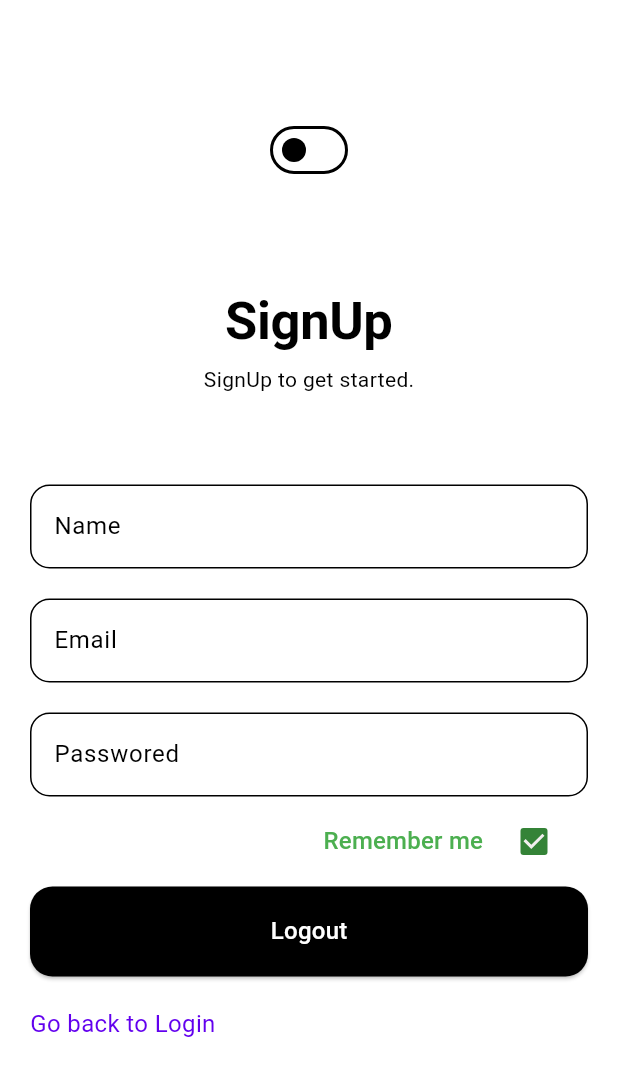
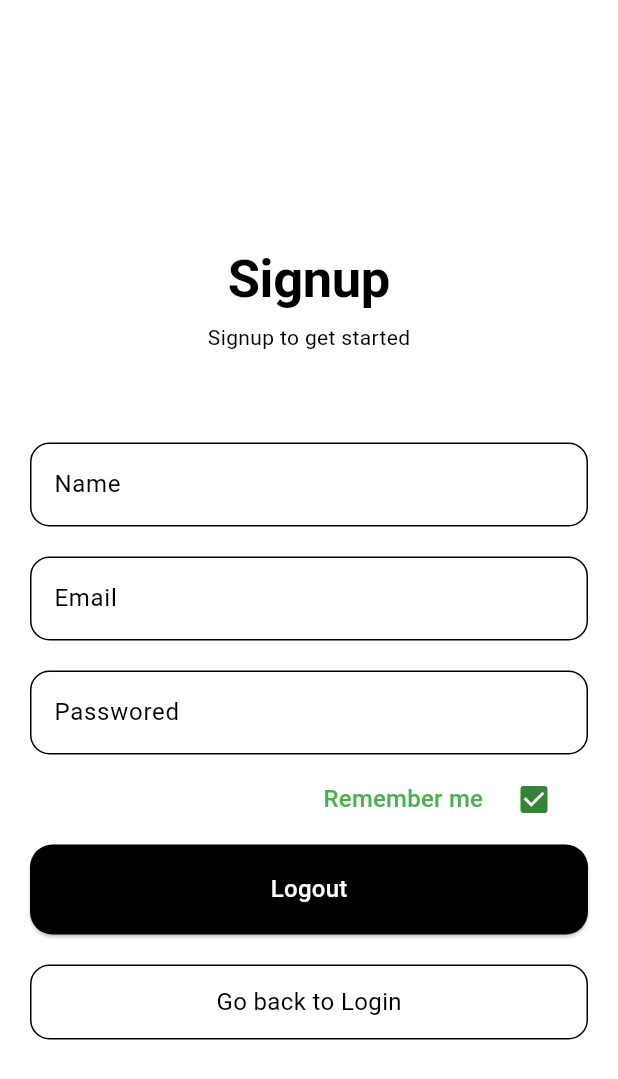
Before and after one commit to AyeshaIdrees123/notes, a Flutter app: the screen it shows after launch, after a tap on "Creat New Account", on a phone screen of 412 x 824 dp. Shown: the top 1079 px of the screen. Run offline on Flutter 3.47's test engine with Material 3 defaults, Android fonts, the phone set to English and light mode, and no system bars; our stand-ins replace cloud_firestore, firebase_auth, firebase_core, flutter_bloc, flutter_slidable, shared_preferences; missing offline and left inert: flutter_overlay_loader; accounts and stored records are empty.

Commit message:
fix theme icon

```diff
--- a/lib/screens/log_in_screen.dart
+++ b/lib/screens/log_in_screen.dart
@@ -137,24 +137,24 @@ class _LoginScreenState extends State<LoginScreen> {
           padding: const EdgeInsets.all(20.0),
           child: Column(
             children: [
-              BlocBuilder<ThemeBloc, ThemeMode>(
-                builder: (ctx, state) {
-                  return Switch(
-                    value: state == ThemeMode.dark,
-                    onChanged: (newvalue) {
-                      ctx.read<ThemeBloc>().add(ToggelEvent());
-                    },
-                  );
-                },
-              ),
-              const SizedBox(height: 70),
+              // BlocBuilder<ThemeBloc, ThemeMode>(
+              //   builder: (ctx, state) {
+              //     return Switch(
+              //       value: state == ThemeMode.dark,
+              //       onChanged: (newvalue) {
+              //         ctx.read<ThemeBloc>().add(ToggelEvent());
+              //       },
+              //     );
+              //   },
+              // ),
+              const SizedBox(height: 90),
               Text(
-                _isLogin ? "LogIn" : "SignUp",
+                _isLogin ? "Login" : "Signup",
                 style: Theme.of(context).textTheme.displayLarge,
               ),
               const SizedBox(height: 10),
               Text(
-                _isLogin ? "Welcom back." : "SignUp to get started.",
+                _isLogin ? "Welcome back" : "Signup to get started",
               ),
               const SizedBox(height: 60),
               Form(
@@ -392,9 +392,23 @@ class _LoginScreenState extends State<LoginScreen> {
                   _passwordController.clear();
                   setState(() {});
                 },
+                child: InkWell(
+                  borderRadius: BorderRadius.circular(13),
+                  onTap: () {
+                    _isLogin = !_isLogin;
+
+                    _nameController.clear();
+                    _emailController.clear();
+                    _passwordController.clear();
+                    setState(() {});
+                  },
                   child: Container(
-                    height: 40,
+                      height: 50,
                       width: double.infinity,
+                      decoration: BoxDecoration(
+                          border: Border.all(
+                              color: Theme.of(context).colorScheme.primary),
+                          borderRadius: BorderRadius.circular(13)),
                       // child: TextButton(
                       //     onPressed: () {
                       // _isLogin = !_isLogin;
@@ -404,12 +418,15 @@ class _LoginScreenState extends State<LoginScreen> {
                       // _passwordController.clear();
                       // setState(() {});
                       //     },
+                      child: Center(
                         child: Text(
                           _isLogin ? "Creat New Account" : "Go back to Login",
                           style: TextStyle(
                               color: Theme.of(context).colorScheme.primary,
                               fontSize: 16),
+                        ),
                       )),
+                ),
               ),
               // )
             ],
--- a/lib/screens/note_detail_screen.dart
+++ b/lib/screens/note_detail_screen.dart
@@ -39,7 +39,7 @@ class _NoteDetailsScreenState extends State<NoteDetailsScreen> {
 
   bool _canEdit = false;
 
-  final decoration = InputDecoration(
+  final decoration = const InputDecoration(
     hintText: '',
     border: InputBorder.none,
     contentPadding: EdgeInsets.symmetric(horizontal: 24, vertical: 10),
@@ -47,7 +47,6 @@ class _NoteDetailsScreenState extends State<NoteDetailsScreen> {
   @override
   Widget build(BuildContext context) {
     return Scaffold(
-      // backgroundColor: const Color.fromRGBO(37, 37, 37, 1),
       body: Column(
         children: [
           const SizedBox(height: 60),
--- a/lib/widgets/app_theme.dart
+++ b/lib/widgets/app_theme.dart
@@ -6,6 +6,7 @@ class AppTheme {
       surface: _surfaceColor,
       onPrimary: _primaryColor,
       onPrimaryFixed: _hintTextColor,
+      primary: Colors.white,
     ),
     useMaterial3: true,
     elevatedButtonTheme: _elevatedButtonTheme,
@@ -21,6 +22,7 @@ class AppTheme {
     colorScheme: const ColorScheme.light(
       onPrimaryFixed: _hintTextColor,
       onPrimary: Color.fromARGB(255, 241, 238, 238),
+      primary: Colors.black,
     ),
     useMaterial3: true,
     elevatedButtonTheme: _elevatedButtonTheme,
```
Also changed, not shown: lib/screens/notes_screen.dart (+25 -5 lines). Lines whose indentation alone changed are shown as unchanged.
